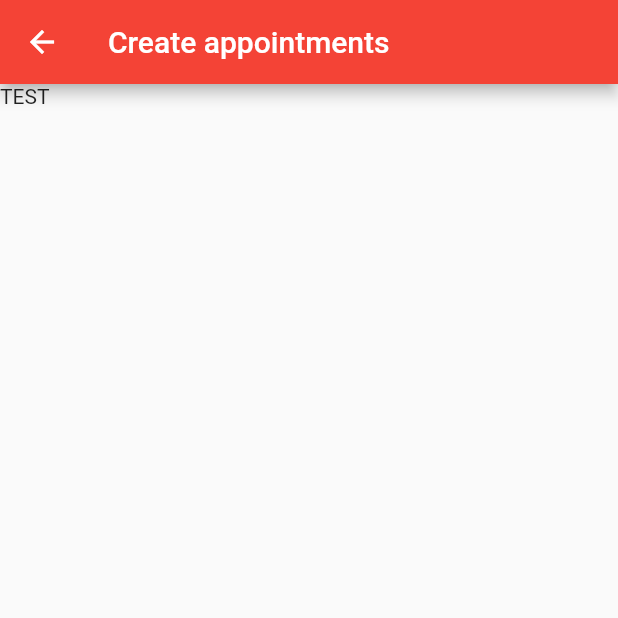
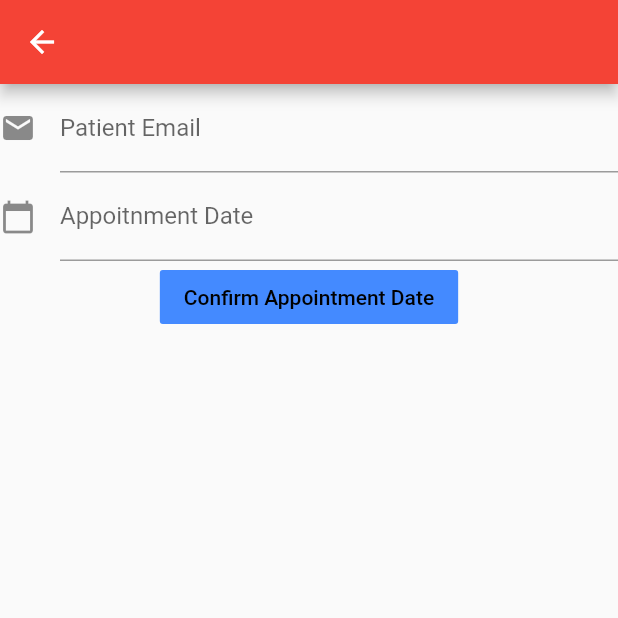
Before and after one commit to wrimicha/HealthKick, a Flutter app: the AppointmentPage screen opened by its route, on a phone screen of 412 x 824 dp, the top half of it. Run offline on Flutter 3.47's test engine with Material 2 defaults, Android fonts, the phone set to English and light mode, and no system bars; our stand-ins replace cloud_firestore, firebase_auth, firebase_core, firebase_database, google_maps_flutter, shared_preferences; accounts and stored records are empty.

Commit message:
finished working on the UI of doctors's appointment screen

```diff
--- a/lib/screens/appointments.dart
+++ b/lib/screens/appointments.dart
@@ -9,15 +9,78 @@ class AppointmentPage extends StatefulWidget {
 }
 
 class AppointmentScreen extends State<AppointmentPage> {
+  final _formKey = GlobalKey<FormState>();
+  TextEditingController _dateController = TextEditingController();
+  DateTime selectedDate = DateTime.now();
+  var patientEmail;
+  var appointmentDate;
+
+  _selectDate(BuildContext context) async {
+    final DateTime picked = await showDatePicker(
+        context: context,
+        initialDate: selectedDate,
+        firstDate: DateTime.now(),
+        lastDate: DateTime(2022, 1));
+    if (picked != null && picked != selectedDate) {
+      setState(() {
+        selectedDate = picked;
+        var date =
+            "${picked.toLocal().day}/${picked.toLocal().month}/${picked.toLocal().year}";
+        _dateController.text = date;
+      });
+    }
+  }
+
   @override
   Widget build(BuildContext context) {
     return Scaffold(
       appBar: AppBar(
         backgroundColor: Colors.red,
-        title: Text("Create appointments"),
       ),
-      body: Column(
-        children: [Text("TEST")],
+      body: Form(
+        key: _formKey,
+        child: ListView(
+          children: [
+            Column(
+              children: [
+                TextFormField(
+                  onSaved: (newValue) => patientEmail = newValue,
+                  decoration: InputDecoration(
+                    labelText: 'Patient Email',
+                    icon: Icon(Icons.email),
+                  ),
+                ),
+                GestureDetector(
+                  onTap: () => _selectDate(context),
+                  child: AbsorbPointer(
+                    child: TextFormField(
+                      onSaved: (newValue) => appointmentDate = newValue,
+                      controller: _dateController,
+                      decoration: InputDecoration(
+                          labelText: "Appoitnment Date",
+                          icon: Icon(Icons.calendar_today)),
+                      validator: (value) {
+                        if (value.isEmpty) return "Please add a patient date";
+                        return null;
+                      },
+                    ),
+                  ),
+                ),
+                FlatButton(
+                  child: Text("Confirm Appointment Date"),
+                  textColor: Colors.black,
+                  color: Colors.blueAccent,
+                  onPressed: () {
+                    if (_formKey.currentState.validate()) {
+                      _formKey.currentState.save();
+                      print(patientEmail);
+                    }
+                  },
+                )
+              ],
+            )
+          ],
+        ),
       ),
     );
   }
--- a/lib/screens/loginscreen.dart
+++ b/lib/screens/loginscreen.dart
@@ -80,6 +80,7 @@ class LoginPage extends StatelessWidget {
                 .then((value) {
               print(value.data());
               typeOfUser = value.data()['type'];
+
               Constants.userName = value.data()['name'];
 
               if (value.data()['type'] == "doctor") {
```
